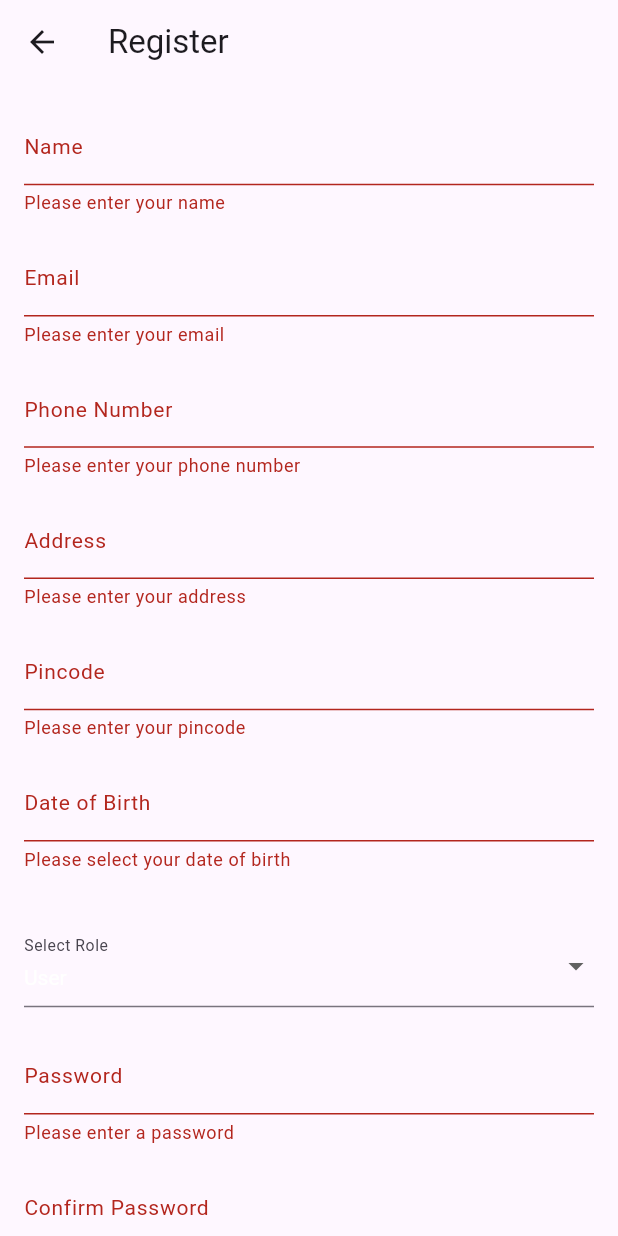
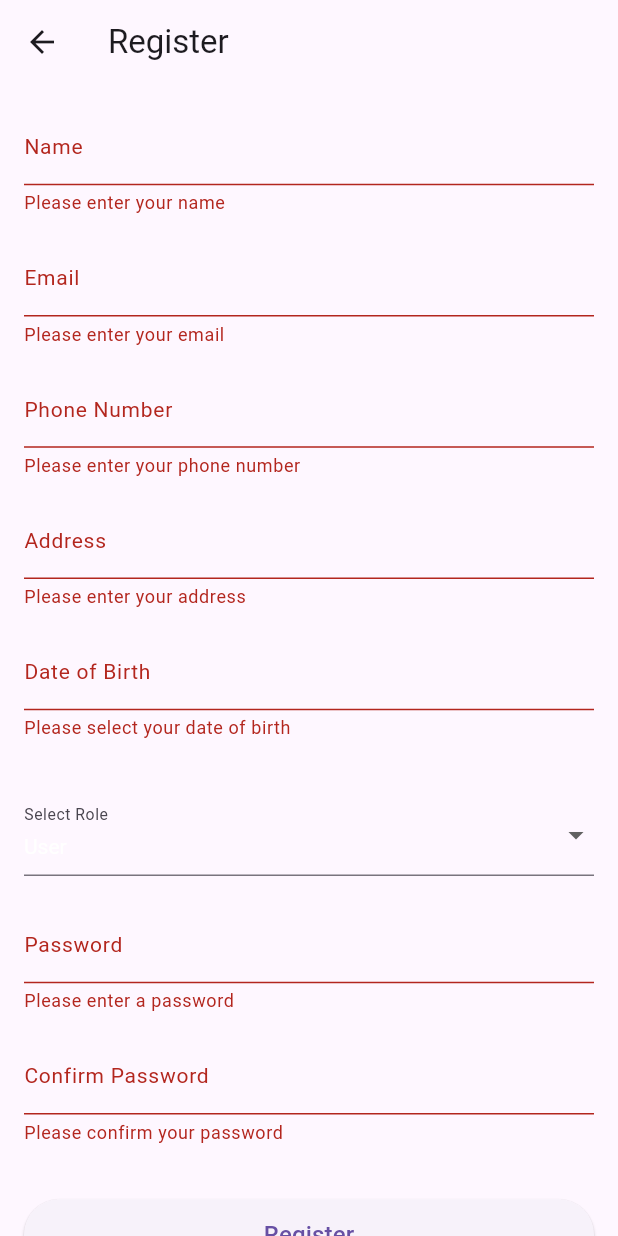
Before and after one commit to Raxan7/KAO-Mobile-Application-master, a Flutter app: the RegisterPage screen opened directly, after a tap on "Register", on a phone screen of 412 x 824 dp. Run offline on Flutter 3.47's test engine with Material 3 defaults, Android fonts, the phone set to English and light mode, and no system bars; our stand-ins replace fluttertoast, geocoding, geolocator, google_sign_in, image_cropper, image_picker and 2 more; missing offline and left inert: syncfusion_flutter_pdfviewer; accounts and stored records are empty; network calls fail.

Commit message:
Removed the pincode field

```diff
--- a/lib/views/register_page.dart
+++ b/lib/views/register_page.dart
@@ -19,7 +19,6 @@ class _RegisterPageState extends State<RegisterPage> {
   final TextEditingController _emailController = TextEditingController();
   final TextEditingController _phoneController = TextEditingController();
   final TextEditingController _addressController = TextEditingController();
-  final TextEditingController _pincodeController = TextEditingController();
   final TextEditingController _dobController = TextEditingController();
   final TextEditingController _passwordController = TextEditingController();
   final TextEditingController _cpasswordController = TextEditingController();
@@ -39,7 +38,7 @@ class _RegisterPageState extends State<RegisterPage> {
         email: _emailController.text,
         phonenum: _phoneController.text,
         address: _addressController.text,
-        pincode: _pincodeController.text,
+        pincode: '0', // Default value for pincode
         dob: _dobController.text,
         pass: _passwordController.text,
         cpass: _cpasswordController.text,
@@ -115,12 +114,6 @@ class _RegisterPageState extends State<RegisterPage> {
                       controller: _addressController,
                       label: 'Address',
                       validator: (value) => value!.isEmpty ? 'Please enter your address' : null,
-                      isDesktop: isDesktop,
-                    ),
-                    _buildTextField(
-                      controller: _pincodeController,
-                      label: 'Pincode',
-                      validator: (value) => value!.isEmpty ? 'Please enter your pincode' : null,
                       isDesktop: isDesktop,
                     ),
                     _buildDateField(isDesktop),
```
